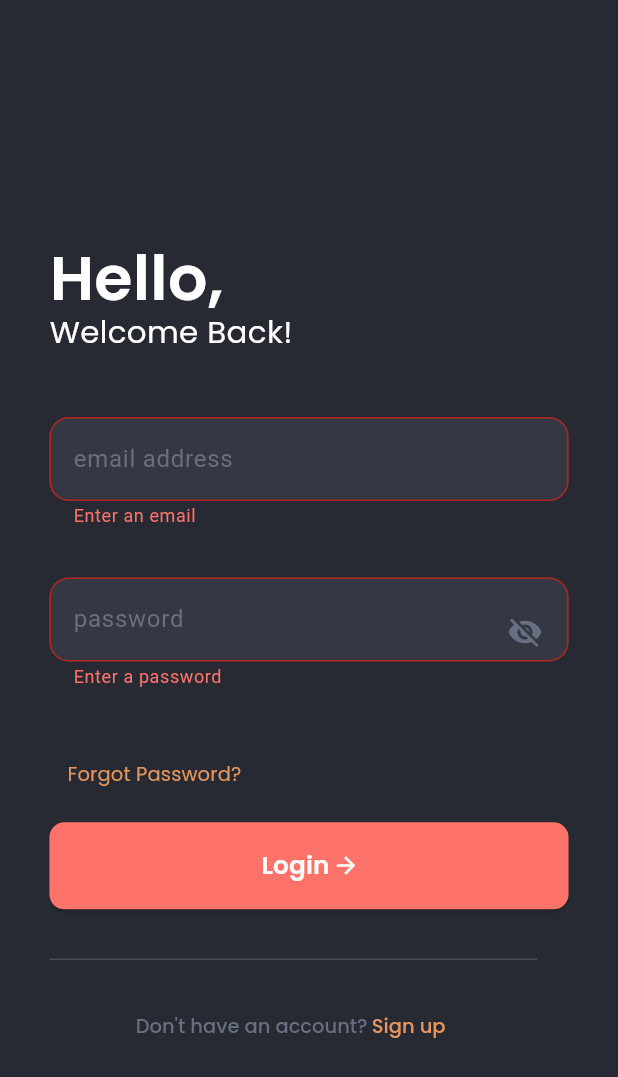
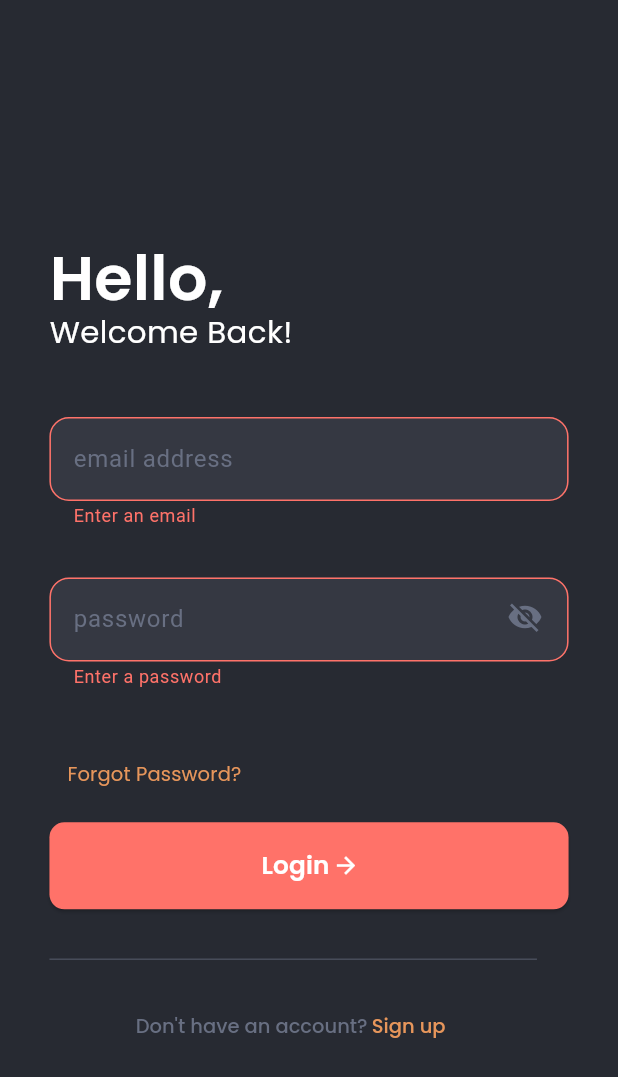
Before and after one commit to NouranAlSharawneh/appebite, a Flutter app: the screen it shows after launch, after a tap on "Login", on a phone screen of 412 x 824 dp. Shown: the top 1077 px of the screen. Run offline on Flutter 3.47's test engine with Material 3 defaults, Android fonts, the phone set to English and light mode, and no system bars; our stand-ins replace cloud_firestore, firebase_auth, firebase_core, firebase_storage, flutter_rating_bar, google_fonts and 2 more; accounts and stored records are empty.

Commit message:
fixed the input design

```diff
--- a/lib/pages/login/widgets/Login_input_fields.dart
+++ b/lib/pages/login/widgets/Login_input_fields.dart
@@ -64,18 +64,26 @@
                               const TextStyle(color: Color(0xff686f82)),
                           border: OutlineInputBorder(
                             borderRadius: BorderRadius.circular(13),
-                            borderSide: BorderSide(
-                              color: hasError
-                                  ? const Color(0xffff7269)
-                                  : const Color(0xff686f82),
+                            borderSide: const BorderSide(
+                              color:Color(0xff686f82),
+                            ),
+                          ),
+                          errorBorder: OutlineInputBorder(
+                            borderRadius: BorderRadius.circular(13),
+                            borderSide: const BorderSide(
+                              color:  Color(0xffff7269)
                             ),
                           ),
                           focusedBorder: OutlineInputBorder(
                             borderRadius: BorderRadius.circular(13),
-                            borderSide: BorderSide(
-                              color: hasError
-                                  ? const Color(0xffff7269)
-                                  : const Color(0xff686f82),
+                            borderSide: const BorderSide(
+                              color:Color(0xff686f82),
+                            ),
+                          ),
+                        focusedErrorBorder: OutlineInputBorder(
+                            borderRadius: BorderRadius.circular(13),
+                            borderSide: const BorderSide(
+                              color: Color(0xffff7269)
                             ),
                           ),
                           errorStyle: const TextStyle(
@@ -97,7 +105,10 @@
                               : Icons.visibility,
                           color: const Color.fromRGBO(104, 111, 130, 100),
                         ),
-                        padding: const EdgeInsets.only(right: 10),
+                        padding:
+                          hasError ?
+                            const EdgeInsets.only(right: 10)
+                            : const EdgeInsets.only(bottom: 20, right: 10),
                       ),
                     ],
                   )
@@ -131,19 +142,27 @@
                       labelStyle:
                           const TextStyle(color: Color(0xff686f82)),
                       border: OutlineInputBorder(
+                            borderRadius: BorderRadius.circular(13),
+                            borderSide: const BorderSide(
+                              color:Color(0xff686f82),
+                            ),
+                          ),
+                          errorBorder: OutlineInputBorder(
+                            borderRadius: BorderRadius.circular(13),
+                            borderSide: const BorderSide(
+                              color:  Color(0xffff7269)
+                            ),
+                          ),
+                      focusedBorder: OutlineInputBorder(
                         borderRadius: BorderRadius.circular(13),
-                        borderSide: BorderSide(
-                          color: hasError
-                              ? const Color(0xffff7269)
-                              : const Color(0xff686f82),
+                        borderSide: const BorderSide(
+                          color:Color(0xff686f82),
                         ),
                       ),
-                      focusedBorder: OutlineInputBorder(
+                      focusedErrorBorder: OutlineInputBorder(
                         borderRadius: BorderRadius.circular(13),
-                        borderSide: BorderSide(
-                          color: hasError
-                              ? const Color(0xffff7269)
-                              : const Color(0xff686f82),
+                        borderSide: const BorderSide(
+                          color: Color(0xffff7269)
                         ),
                       ),
                       errorStyle: const TextStyle(
```
